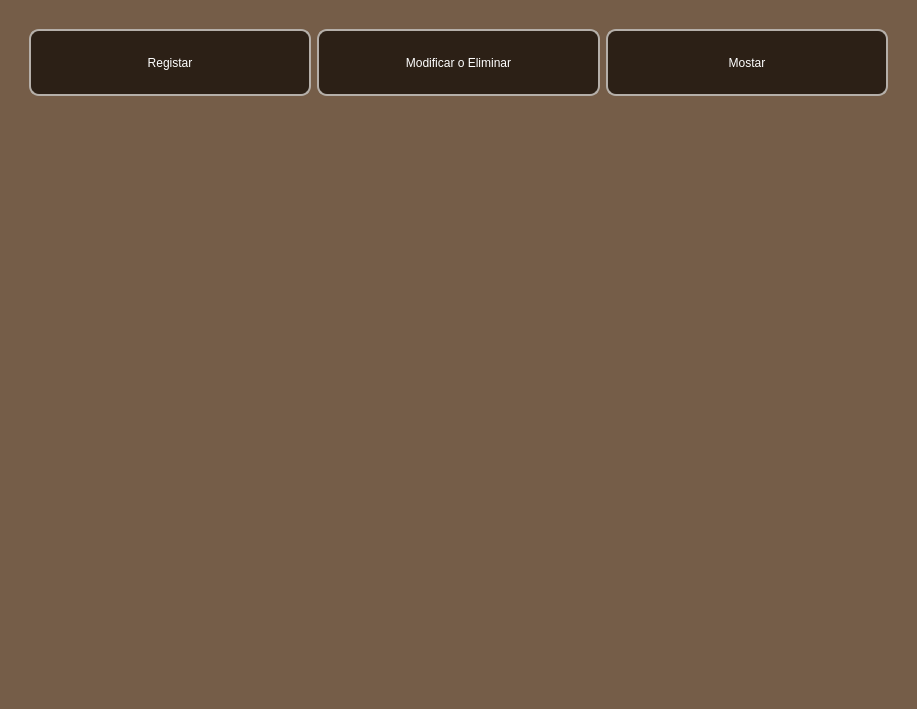
The window that ui/informes.ui (n1enkew/Sistema-de-Empleados) describes before a commit, drawn with Qt 5.
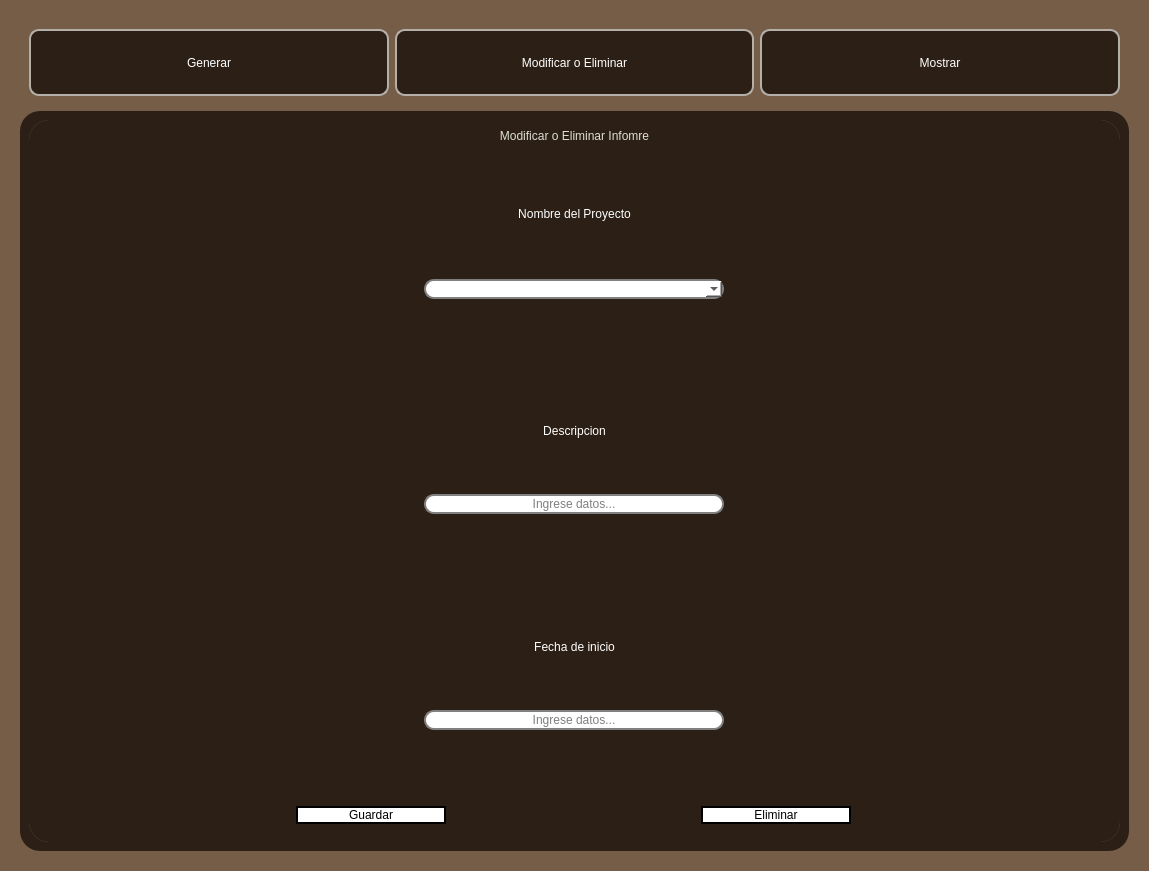
The same window after the commit. The open tabs and pages were chosen to show the change.

Commit message: Refactor UI layouts and widget styles

```diff
--- a/ui/informes.ui
+++ b/ui/informes.ui
@@ -6,8 +6,8 @@
    <rect>
     <x>0</x>
     <y>0</y>
-    <width>917</width>
-    <height>709</height>
+    <width>1149</width>
+    <height>871</height>
    </rect>
   </property>
   <property name="windowTitle">
@@ -39,16 +39,16 @@
        <height>600</height>
       </size>
      </property>
+     <property name="styleSheet">
+      <string notr="true"/>
+     </property>
      <property name="frameShape">
       <enum>QFrame::StyledPanel</enum>
      </property>
      <property name="frameShadow">
       <enum>QFrame::Raised</enum>
      </property>
-     <layout class="QVBoxLayout" name="verticalLayout" stretch="1,6">
-      <property name="leftMargin">
-       <number>9</number>
-      </property>
+     <layout class="QVBoxLayout" name="verticalLayout">
       <item>
        <widget class="QFrame" name="frame_3">
         <property name="sizePolicy">
@@ -105,7 +105,7 @@
         </property>
         <layout class="QHBoxLayout" name="horizontalLayout_2" stretch="1,1,1">
          <item>
-          <widget class="QPushButton" name="registrar">
+          <widget class="QPushButton" name="btn_generar">
            <property name="sizePolicy">
             <sizepolicy hsizetype="Preferred" vsizetype="Preferred">
              <horstretch>0</horstretch>
@@ -113,12 +113,18 @@
             </sizepolicy>
            </property>
            <property name="text">
-            <string>Registar</string>
+            <string>Generar</string>
+           </property>
+           <property name="checkable">
+            <bool>true</bool>
+           </property>
+           <property name="autoExclusive">
+            <bool>false</bool>
            </property>
           </widget>
          </item>
          <item>
-          <widget class="QPushButton" name="modificar_eliminar">
+          <widget class="QPushButton" name="btn_modificar_eliminar">
            <property name="sizePolicy">
             <sizepolicy hsizetype="Preferred" vsizetype="Preferred">
              <horstretch>0</horstretch>
@@ -134,10 +140,16 @@
            <property name="text">
             <string>Modificar o Eliminar</string>
            </property>
+           <property name="checkable">
+            <bool>true</bool>
+           </property>
+           <property name="autoExclusive">
+            <bool>false</bool>
+           </property>
           </widget>
          </item>
          <item>
-          <widget class="QPushButton" name="mostrar">
+          <widget class="QPushButton" name="btn_mostrar">
            <property name="sizePolicy">
             <sizepolicy hsizetype="Preferred" vsizetype="Preferred">
              <horstretch>0</horstretch>
@@ -145,7 +157,13 @@
             </sizepolicy>
            </property>
            <property name="text">
-            <string>Mostar</string>
+            <string>Mostrar</string>
+           </property>
+           <property name="checkable">
+            <bool>true</bool>
+           </property>
+           <property name="autoExclusive">
+            <bool>false</bool>
            </property>
            <property name="default">
             <bool>false</bool>
@@ -160,11 +178,13 @@
       </item>
       <item>
        <widget class="QFrame" name="frame_2">
-        <property name="maximumSize">
-         <size>
-          <width>16777215</width>
-          <height>16777215</height>
-         </size>
+        <property name="styleSheet">
+         <string notr="true">
+
+
+QWidget{
+background-color: rgb(44, 32, 22);
+}</string>
         </property>
         <property name="frameShape">
          <enum>QFrame::StyledPanel</enum>
@@ -172,6 +192,993 @@
         <property name="frameShadow">
          <enum>QFrame::Raised</enum>
         </property>
+        <layout class="QHBoxLayout" name="horizontalLayout_3">
+         <item>
+          <widget class="QStackedWidget" name="stack_informe">
+           <property name="styleSheet">
+            <string notr="true">QStackedWidget{
+background-color: rgb(117, 93, 72);
+border-radius: 20px;
+}
+
+QWidget{
+
+border-radius:20px;
+}
+
+</string>
+           </property>
+           <property name="currentIndex">
+            <number>0</number>
+           </property>
+           <widget class="QWidget" name="registrar">
+            <property name="sizePolicy">
+             <sizepolicy hsizetype="Expanding" vsizetype="Expanding">
+              <horstretch>0</horstretch>
+              <verstretch>0</verstretch>
+             </sizepolicy>
+            </property>
+            <property name="styleSheet">
+             <string notr="true">QLineEdit {
+    border: 2px solid gray;
+    border-radius: 10px;
+    padding: 0 8px;
+    background: white;
+	placeholder-text-color: #767e89;
+}
+
+QLabel{
+color: white;
+font: 600 12pt &quot;Lexend&quot;
+}
+
+QComboBox {
+    border: 2px solid gray;
+    border-radius: 10px;
+    padding: 0 8px;
+    background: white;
+	placeholder-text-color: #767e89;
+}
+</string>
+            </property>
+            <layout class="QVBoxLayout" name="verticalLayout_3">
+             <item>
+              <widget class="QLabel" name="label_3">
+               <property name="styleSheet">
+                <string notr="true">QLabel{
+	color: qlineargradient(spread:pad, x1:0, y1:0, x2:1, y2:0, stop:0 rgba(181, 175, 169, 255), stop:1 rgba(222, 222, 213, 255));
+	
+	font: 900 20pt &quot;Lexend&quot;;	
+}</string>
+               </property>
+               <property name="text">
+                <string>Generar Informe (WIP)</string>
+               </property>
+               <property name="alignment">
+                <set>Qt::AlignCenter</set>
+               </property>
+              </widget>
+             </item>
+             <item>
+              <widget class="QFrame" name="frame_nombre">
+               <property name="sizePolicy">
+                <sizepolicy hsizetype="Preferred" vsizetype="Expanding">
+                 <horstretch>0</horstretch>
+                 <verstretch>0</verstretch>
+                </sizepolicy>
+               </property>
+               <property name="frameShape">
+                <enum>QFrame::StyledPanel</enum>
+               </property>
+               <property name="frameShadow">
+                <enum>QFrame::Raised</enum>
+               </property>
+               <layout class="QVBoxLayout" name="verticalLayout_5">
+                <item>
+                 <widget class="QLabel" name="label">
+                  <property name="sizePolicy">
+                   <sizepolicy hsizetype="Expanding" vsizetype="Fixed">
+                    <horstretch>0</horstretch>
+                    <verstretch>0</verstretch>
+                   </sizepolicy>
+                  </property>
+                  <property name="text">
+                   <string>Seccion</string>
+                  </property>
+                  <property name="textFormat">
+                   <enum>Qt::AutoText</enum>
+                  </property>
+                  <property name="alignment">
+                   <set>Qt::AlignCenter</set>
+                  </property>
+                 </widget>
+                </item>
+                <item>
+                 <widget class="QFrame" name="frame_8">
+                  <property name="sizePolicy">
+                   <sizepolicy hsizetype="Preferred" vsizetype="Fixed">
+                    <horstretch>0</horstretch>
+                    <verstretch>0</verstretch>
+                   </sizepolicy>
+                  </property>
+                  <property name="frameShape">
+                   <enum>QFrame::StyledPanel</enum>
+                  </property>
+                  <property name="frameShadow">
+                   <enum>QFrame::Raised</enum>
+                  </property>
+                  <layout class="QHBoxLayout" name="horizontalLayout_5" stretch="0">
+                   <property name="spacing">
+                    <number>0</number>
+                   </property>
+                   <property name="leftMargin">
+                    <number>0</number>
+                   </property>
+                   <property name="topMargin">
+                    <number>0</number>
+                   </property>
+                   <property name="rightMargin">
+                    <number>0</number>
+                   </property>
+                   <property name="bottomMargin">
+                    <number>0</number>
+                   </property>
+                   <item>
+                    <widget class="QComboBox" name="comboBox_2">
+                     <property name="maximumSize">
+                      <size>
+                       <width>300</width>
+                       <height>30</height>
+                      </size>
+                     </property>
+                    </widget>
+                   </item>
+                  </layout>
+                 </widget>
+                </item>
+               </layout>
+              </widget>
+             </item>
+             <item>
+              <widget class="QFrame" name="frame_desc">
+               <property name="sizePolicy">
+                <sizepolicy hsizetype="Preferred" vsizetype="Expanding">
+                 <horstretch>0</horstretch>
+                 <verstretch>0</verstretch>
+                </sizepolicy>
+               </property>
+               <property name="frameShape">
+                <enum>QFrame::StyledPanel</enum>
+               </property>
+               <property name="frameShadow">
+                <enum>QFrame::Raised</enum>
+               </property>
+               <layout class="QVBoxLayout" name="verticalLayout_6">
+                <item>
+                 <widget class="QLabel" name="label_2">
+                  <property name="sizePolicy">
+                   <sizepolicy hsizetype="Expanding" vsizetype="Fixed">
+                    <horstretch>0</horstretch>
+                    <verstretch>0</verstretch>
+                   </sizepolicy>
+                  </property>
+                  <property name="text">
+                   <string>WIP</string>
+                  </property>
+                  <property name="textFormat">
+                   <enum>Qt::AutoText</enum>
+                  </property>
+                  <property name="alignment">
+                   <set>Qt::AlignCenter</set>
+                  </property>
+                 </widget>
+                </item>
+                <item>
+                 <widget class="QFrame" name="frame_9">
+                  <property name="sizePolicy">
+                   <sizepolicy hsizetype="Preferred" vsizetype="Fixed">
+                    <horstretch>0</horstretch>
+                    <verstretch>0</verstretch>
+                   </sizepolicy>
+                  </property>
+                  <property name="frameShape">
+                   <enum>QFrame::StyledPanel</enum>
+                  </property>
+                  <property name="frameShadow">
+                   <enum>QFrame::Raised</enum>
+                  </property>
+                  <layout class="QHBoxLayout" name="horizontalLayout_6" stretch="0">
+                   <property name="spacing">
+                    <number>0</number>
+                   </property>
+                   <property name="leftMargin">
+                    <number>0</number>
+                   </property>
+                   <property name="topMargin">
+                    <number>0</number>
+                   </property>
+                   <property name="rightMargin">
+                    <number>0</number>
+                   </property>
+                   <property name="bottomMargin">
+                    <number>0</number>
+                   </property>
+                   <item>
+                    <widget class="QLineEdit" name="r_nombre_gerente">
+                     <property name="sizePolicy">
+                      <sizepolicy hsizetype="Preferred" vsizetype="Maximum">
+                       <horstretch>0</horstretch>
+                       <verstretch>0</verstretch>
+                      </sizepolicy>
+                     </property>
+                     <property name="maximumSize">
+                      <size>
+                       <width>300</width>
+                       <height>16777215</height>
+                      </size>
+                     </property>
+                     <property name="styleSheet">
+                      <string notr="true"/>
+                     </property>
+                     <property name="alignment">
+                      <set>Qt::AlignCenter</set>
+                     </property>
+                     <property name="placeholderText">
+                      <string>Ingrese datos...</string>
+                     </property>
+                    </widget>
+                   </item>
+                  </layout>
+                 </widget>
+                </item>
+               </layout>
+              </widget>
+             </item>
+             <item>
+              <widget class="QFrame" name="frame_inicio">
+               <property name="sizePolicy">
+                <sizepolicy hsizetype="Preferred" vsizetype="Expanding">
+                 <horstretch>0</horstretch>
+                 <verstretch>0</verstretch>
+                </sizepolicy>
+               </property>
+               <property name="frameShape">
+                <enum>QFrame::StyledPanel</enum>
+               </property>
+               <property name="frameShadow">
+                <enum>QFrame::Raised</enum>
+               </property>
+               <layout class="QVBoxLayout" name="verticalLayout_11">
+                <item>
+                 <widget class="QLabel" name="label_4">
+                  <property name="sizePolicy">
+                   <sizepolicy hsizetype="Expanding" vsizetype="Fixed">
+                    <horstretch>0</horstretch>
+                    <verstretch>0</verstretch>
+                   </sizepolicy>
+                  </property>
+                  <property name="text">
+                   <string>WIP</string>
+                  </property>
+                  <property name="textFormat">
+                   <enum>Qt::AutoText</enum>
+                  </property>
+                  <property name="alignment">
+                   <set>Qt::AlignCenter</set>
+                  </property>
+                 </widget>
+                </item>
+                <item>
+                 <widget class="QFrame" name="frame_11">
+                  <property name="sizePolicy">
+                   <sizepolicy hsizetype="Preferred" vsizetype="Fixed">
+                    <horstretch>0</horstretch>
+                    <verstretch>0</verstretch>
+                   </sizepolicy>
+                  </property>
+                  <property name="frameShape">
+                   <enum>QFrame::StyledPanel</enum>
+                  </property>
+                  <property name="frameShadow">
+                   <enum>QFrame::Raised</enum>
+                  </property>
+                  <layout class="QHBoxLayout" name="horizontalLayout_10" stretch="0">
+                   <property name="spacing">
+                    <number>0</number>
+                   </property>
+                   <property name="leftMargin">
+                    <number>0</number>
+                   </property>
+                   <property name="topMargin">
+                    <number>0</number>
+                   </property>
+                   <property name="rightMargin">
+                    <number>0</number>
+                   </property>
+                   <property name="bottomMargin">
+                    <number>0</number>
+                   </property>
+                   <item>
+                    <widget class="QLineEdit" name="r_nombre_gerente_2">
+                     <property name="sizePolicy">
+                      <sizepolicy hsizetype="Preferred" vsizetype="Maximum">
+                       <horstretch>0</horstretch>
+                       <verstretch>0</verstretch>
+                      </sizepolicy>
+                     </property>
+                     <property name="maximumSize">
+                      <size>
+                       <width>300</width>
+                       <height>16777215</height>
+                      </size>
+                     </property>
+                     <property name="styleSheet">
+                      <string notr="true"/>
+                     </property>
+                     <property name="alignment">
+                      <set>Qt::AlignCenter</set>
+                     </property>
+                     <property name="placeholderText">
+                      <string>Ingrese datos...</string>
+                     </property>
+                    </widget>
+                   </item>
+                  </layout>
+                 </widget>
+                </item>
+               </layout>
+              </widget>
+             </item>
+             <item>
+              <widget class="QFrame" name="frame_guardar">
+               <property name="sizePolicy">
+                <sizepolicy hsizetype="Preferred" vsizetype="Expanding">
+                 <horstretch>0</horstretch>
+                 <verstretch>0</verstretch>
+                </sizepolicy>
+               </property>
+               <property name="frameShape">
+                <enum>QFrame::StyledPanel</enum>
+               </property>
+               <property name="frameShadow">
+                <enum>QFrame::Raised</enum>
+               </property>
+               <layout class="QVBoxLayout" name="verticalLayout_7">
+                <item>
+                 <widget class="QFrame" name="frame_10">
+                  <property name="frameShape">
+                   <enum>QFrame::StyledPanel</enum>
+                  </property>
+                  <property name="frameShadow">
+                   <enum>QFrame::Raised</enum>
+                  </property>
+                  <layout class="QHBoxLayout" name="horizontalLayout_7">
+                   <item>
+                    <widget class="QPushButton" name="pushButton">
+                     <property name="sizePolicy">
+                      <sizepolicy hsizetype="Preferred" vsizetype="Preferred">
+                       <horstretch>0</horstretch>
+                       <verstretch>0</verstretch>
+                      </sizepolicy>
+                     </property>
+                     <property name="maximumSize">
+                      <size>
+                       <width>150</width>
+                       <height>30</height>
+                      </size>
+                     </property>
+                     <property name="styleSheet">
+                      <string notr="true">QPushButton{
+    border: 2px solid black;
+    border-radius: 10px;
+    padding: 0 8px;
+    background: white;
+font: 400 12pt &quot;Lexend&quot;;
+color: black;
+}
+
+QPushButton:hover{
+background-color: qlineargradient(spread:pad, x1:0, y1:0, x2:1, y2:0, stop:0 rgba(44, 32, 22, 255), stop:1 rgba(181, 175, 169, 255));
+
+}
+
+QPushButton:pressed {
+    background-color: rgb(117, 93, 72); /* El color que quieras al hacer clic */
+    border: 2px solid rgb(44, 32, 22);   /* Opcional: cambiar el borde también */
+}
+</string>
+                     </property>
+                     <property name="text">
+                      <string>Guardar</string>
+                     </property>
+                    </widget>
+                   </item>
+                  </layout>
+                 </widget>
+                </item>
+               </layout>
+              </widget>
+             </item>
+            </layout>
+           </widget>
+           <widget class="QWidget" name="modificar_eliminar">
+            <property name="styleSheet">
+             <string notr="true">QLineEdit {
+    border: 2px solid gray;
+    border-radius: 10px;
+    padding: 0 8px;
+    background: white;
+	placeholder-text-color: #767e89;
+}
+
+QComboBox {
+    border: 2px solid gray;
+    border-radius: 10px;
+    padding: 0 8px;
+    background: white;
+	placeholder-text-color: #767e89;
+}
+
+QPushButton{
+    border: 2px solid black;
+    border-radius: 10px;
+    padding: 0 8px;
+    background: white;
+font: 400 12pt &quot;Lexend&quot;;
+}
+
+QLabel{
+color: white;
+font: 600 12pt &quot;Lexend&quot;
+}
+
+QPushButton:hover{
+background-color: qlineargradient(spread:pad, x1:0, y1:0, x2:1, y2:0, stop:0 rgba(44, 32, 22, 255), stop:1 rgba(181, 175, 169, 255));
+
+}
+
+QPushButton:pressed {
+    background-color: rgb(117, 93, 72); /* El color que quieras al hacer clic */
+    border: 2px solid rgb(44, 32, 22);   /* Opcional: cambiar el borde también */
+}</string>
+            </property>
+            <layout class="QVBoxLayout" name="verticalLayout_10" stretch="0,1,1,1,0">
+             <item>
+              <widget class="QLabel" name="Titulo">
+               <property name="sizePolicy">
+                <sizepolicy hsizetype="Preferred" vsizetype="Expanding">
+                 <horstretch>0</horstretch>
+                 <verstretch>0</verstretch>
+                </sizepolicy>
+               </property>
+               <property name="styleSheet">
+                <string notr="true">QLabel{
+	color: qlineargradient(spread:pad, x1:0, y1:0, x2:1, y2:0, stop:0 rgba(181, 175, 169, 255), stop:1 rgba(222, 222, 213, 255));
+	
+	font: 900 20pt &quot;Lexend&quot;;	
+}</string>
+               </property>
+               <property name="text">
+                <string>Modificar o Eliminar Infomre</string>
+               </property>
+               <property name="alignment">
+                <set>Qt::AlignCenter</set>
+               </property>
+              </widget>
+             </item>
+             <item>
+              <widget class="QFrame" name="FrameBuscar">
+               <property name="sizePolicy">
+                <sizepolicy hsizetype="Preferred" vsizetype="Expanding">
+                 <horstretch>0</horstretch>
+                 <verstretch>0</verstretch>
+                </sizepolicy>
+               </property>
+               <property name="mouseTracking">
+                <bool>false</bool>
+               </property>
+               <property name="autoFillBackground">
+                <bool>false</bool>
+               </property>
+               <property name="frameShape">
+                <enum>QFrame::StyledPanel</enum>
+               </property>
+               <property name="frameShadow">
+                <enum>QFrame::Raised</enum>
+               </property>
+               <layout class="QVBoxLayout" name="verticalLayout_4" stretch="1,0">
+                <property name="spacing">
+                 <number>0</number>
+                </property>
+                <property name="topMargin">
+                 <number>0</number>
+                </property>
+                <property name="bottomMargin">
+                 <number>0</number>
+                </property>
+                <item>
+                 <widget class="QLabel" name="label_5">
+                  <property name="enabled">
+                   <bool>true</bool>
+                  </property>
+                  <property name="sizePolicy">
+                   <sizepolicy hsizetype="Preferred" vsizetype="Fixed">
+                    <horstretch>0</horstretch>
+                    <verstretch>0</verstretch>
+                   </sizepolicy>
+                  </property>
+                  <property name="text">
+                   <string>Nombre del Proyecto</string>
+                  </property>
+                  <property name="alignment">
+                   <set>Qt::AlignBottom|Qt::AlignHCenter</set>
+                  </property>
+                 </widget>
+                </item>
+                <item>
+                 <widget class="QFrame" name="frame_13">
+                  <property name="sizePolicy">
+                   <sizepolicy hsizetype="Preferred" vsizetype="Fixed">
+                    <horstretch>0</horstretch>
+                    <verstretch>0</verstretch>
+                   </sizepolicy>
+                  </property>
+                  <property name="frameShape">
+                   <enum>QFrame::StyledPanel</enum>
+                  </property>
+                  <property name="frameShadow">
+                   <enum>QFrame::Raised</enum>
+                  </property>
+                  <layout class="QHBoxLayout" name="horizontalLayout_12">
+                   <property name="topMargin">
+                    <number>0</number>
+                   </property>
+                   <property name="bottomMargin">
+                    <number>0</number>
+                   </property>
+                   <item>
+                    <widget class="QComboBox" name="comboBox">
+                     <property name="maximumSize">
+                      <size>
+                       <width>300</width>
+                       <height>30</height>
+                      </size>
+                     </property>
+                    </widget>
+                   </item>
+                  </layout>
+                 </widget>
+                </item>
+               </layout>
+              </widget>
+             </item>
+             <item>
+              <widget class="QFrame" name="frame_direccion_2">
+               <property name="sizePolicy">
+                <sizepolicy hsizetype="Preferred" vsizetype="Expanding">
+                 <horstretch>0</horstretch>
+                 <verstretch>0</verstretch>
+                </sizepolicy>
+               </property>
+               <property name="frameShape">
+                <enum>QFrame::StyledPanel</enum>
+               </property>
+               <property name="frameShadow">
+                <enum>QFrame::Raised</enum>
+               </property>
+               <layout class="QVBoxLayout" name="verticalLayout_8">
+                <item>
+                 <widget class="QLabel" name="label_9">
+                  <property name="sizePolicy">
+                   <sizepolicy hsizetype="Expanding" vsizetype="Fixed">
+                    <horstretch>0</horstretch>
+                    <verstretch>0</verstretch>
+                   </sizepolicy>
+                  </property>
+                  <property name="text">
+                   <string>Descripcion</string>
+                  </property>
+                  <property name="textFormat">
+                   <enum>Qt::AutoText</enum>
+                  </property>
+                  <property name="alignment">
+                   <set>Qt::AlignCenter</set>
+                  </property>
+                 </widget>
+                </item>
+                <item>
+                 <widget class="QFrame" name="frame_15">
+                  <property name="sizePolicy">
+                   <sizepolicy hsizetype="Preferred" vsizetype="Fixed">
+                    <horstretch>0</horstretch>
+                    <verstretch>0</verstretch>
+                   </sizepolicy>
+                  </property>
+                  <property name="frameShape">
+                   <enum>QFrame::StyledPanel</enum>
+                  </property>
+                  <property name="frameShadow">
+                   <enum>QFrame::Raised</enum>
+                  </property>
+                  <layout class="QHBoxLayout" name="horizontalLayout_9" stretch="0">
+                   <property name="spacing">
+                    <number>0</number>
+                   </property>
+                   <property name="leftMargin">
+                    <number>0</number>
+                   </property>
+                   <property name="topMargin">
+                    <number>0</number>
+                   </property>
+                   <property name="rightMargin">
+                    <number>0</number>
+                   </property>
+                   <property name="bottomMargin">
+                    <number>0</number>
+                   </property>
+                   <item>
+                    <widget class="QLineEdit" name="m_descripcion">
+                     <property name="sizePolicy">
+                      <sizepolicy hsizetype="Preferred" vsizetype="Maximum">
+                       <horstretch>0</horstretch>
+                       <verstretch>0</verstretch>
+                      </sizepolicy>
+                     </property>
+                     <property name="maximumSize">
+                      <size>
+                       <width>300</width>
+                       <height>16777215</height>
+                      </size>
+                     </property>
+                     <property name="styleSheet">
+                      <string notr="true"/>
+                     </property>
+                     <property name="alignment">
+                      <set>Qt::AlignCenter</set>
+                     </property>
+                     <property name="placeholderText">
+                      <string>Ingrese datos...</string>
+                     </property>
+                    </widget>
+                   </item>
+                  </layout>
+                 </widget>
+                </item>
+               </layout>
+              </widget>
+             </item>
+             <item>
+              <widget class="QFrame" name="frame_fecha_inicio">
+               <property name="sizePolicy">
+                <sizepolicy hsizetype="Preferred" vsizetype="Expanding">
+                 <horstretch>0</horstretch>
+                 <verstretch>0</verstretch>
+                </sizepolicy>
+               </property>
+               <property name="frameShape">
+                <enum>QFrame::StyledPanel</enum>
+               </property>
+               <property name="frameShadow">
+                <enum>QFrame::Raised</enum>
+               </property>
+               <layout class="QVBoxLayout" name="verticalLayout_17">
+                <item>
+                 <widget class="QLabel" name="label_10">
+                  <property name="sizePolicy">
+                   <sizepolicy hsizetype="Expanding" vsizetype="Fixed">
+                    <horstretch>0</horstretch>
+                    <verstretch>0</verstretch>
+                   </sizepolicy>
+                  </property>
+                  <property name="text">
+                   <string>Fecha de inicio</string>
+                  </property>
+                  <property name="textFormat">
+                   <enum>Qt::AutoText</enum>
+                  </property>
+                  <property name="alignment">
+                   <set>Qt::AlignCenter</set>
+                  </property>
+                 </widget>
+                </item>
+                <item>
+                 <widget class="QFrame" name="frame_17">
+                  <property name="sizePolicy">
+                   <sizepolicy hsizetype="Preferred" vsizetype="Fixed">
+                    <horstretch>0</horstretch>
+                    <verstretch>0</verstretch>
+                   </sizepolicy>
+                  </property>
+                  <property name="frameShape">
+                   <enum>QFrame::StyledPanel</enum>
+                  </property>
+                  <property name="frameShadow">
+                   <enum>QFrame::Raised</enum>
+                  </property>
+                  <layout class="QHBoxLayout" name="horizontalLayout_18" stretch="0">
+                   <property name="spacing">
+                    <number>0</number>
+                   </property>
+                   <property name="leftMargin">
+                    <number>0</number>
+                   </property>
+                   <property name="topMargin">
+                    <number>0</number>
+                   </property>
+                   <property name="rightMargin">
+                    <number>0</number>
+                   </property>
+                   <property name="bottomMargin">
+                    <number>0</number>
+                   </property>
+                   <item>
+                    <widget class="QLineEdit" name="m_fecha_inicio">
+                     <property name="sizePolicy">
+                      <sizepolicy hsizetype="Preferred" vsizetype="Maximum">
+                       <horstretch>0</horstretch>
+                       <verstretch>0</verstretch>
+                      </sizepolicy>
+                     </property>
+                     <property name="maximumSize">
+                      <size>
+                       <width>300</width>
+                       <height>16777215</height>
+                      </size>
+                     </property>
+                     <property name="styleSheet">
+                      <string notr="true"/>
+                     </property>
+                     <property name="alignment">
+                      <set>Qt::AlignCenter</set>
+                     </property>
+                     <property name="placeholderText">
+                      <string>Ingrese datos...</string>
+                     </property>
+                    </widget>
+                   </item>
+                  </layout>
+                 </widget>
+                </item>
+               </layout>
+              </widget>
+             </item>
+             <item>
+              <widget class="QFrame" name="FrameUpdate3">
+               <property name="sizePolicy">
+                <sizepolicy hsizetype="Preferred" vsizetype="Expanding">
+                 <horstretch>0</horstretch>
+                 <verstretch>0</verstretch>
+                </sizepolicy>
+               </property>
+               <property name="styleSheet">
+                <string notr="true">QPushButton{
+    border: 2px solid black;
+    border-radius: 10px;
+    padding: 0 8px;
+    background: white;
+font: 400 12pt &quot;Lexend&quot;;
+color: black;
+}
+
+QPushButton:hover{
+background-color: qlineargradient(spread:pad, x1:0, y1:0, x2:1, y2:0, stop:0 rgba(44, 32, 22, 255), stop:1 rgba(181, 175, 169, 255));
+
+}
+
+QPushButton:pressed {
+    background-color: rgb(117, 93, 72); /* El color que quieras al hacer clic */
+    border: 2px solid rgb(44, 32, 22);   /* Opcional: cambiar el borde también */
+}
+</string>
+               </property>
+               <property name="frameShape">
+                <enum>QFrame::StyledPanel</enum>
+               </property>
+               <property name="frameShadow">
+                <enum>QFrame::Raised</enum>
+               </property>
+               <layout class="QHBoxLayout" name="horizontalLayout_8">
+                <item>
+                 <widget class="QPushButton" name="btn_guardar">
+                  <property name="sizePolicy">
+                   <sizepolicy hsizetype="Preferred" vsizetype="Fixed">
+                    <horstretch>0</horstretch>
+                    <verstretch>0</verstretch>
+                   </sizepolicy>
+                  </property>
+                  <property name="maximumSize">
+                   <size>
+                    <width>150</width>
+                    <height>16777215</height>
+                   </size>
+                  </property>
+                  <property name="text">
+                   <string>Guardar</string>
+                  </property>
+                 </widget>
+                </item>
+                <item>
+                 <widget class="QPushButton" name="btn_eliminar_2">
+                  <property name="sizePolicy">
+                   <sizepolicy hsizetype="Preferred" vsizetype="Fixed">
+                    <horstretch>0</horstretch>
+                    <verstretch>0</verstretch>
+                   </sizepolicy>
+                  </property>
+                  <property name="maximumSize">
+                   <size>
+                    <width>150</width>
+                    <height>16777215</height>
+                   </size>
+                  </property>
+                  <property name="text">
+                   <string>Eliminar</string>
+                  </property>
+                 </widget>
+                </item>
+               </layout>
+              </widget>
+             </item>
+            </layout>
+           </widget>
+           <widget class="QWidget" name="mostrar">
+            <property name="styleSheet">
+             <string notr="true">QWidget{
+border-radius:20px;
+}
+
+QTableView{
+background-color: rgb(255, 255, 255);
+}
+
+QLineEdit {
+    border: 2px solid gray;
+    border-radius: 10px;
+    padding: 0 8px;
+    background: white;
+}
+
+QLineEdit {
+    border: 2px solid gray;
+    border-radius: 10px;
+    padding: 0 8px;
+    background: white;
+	placeholder-text-color: #767e89;
+}
+
+QPushButton{
+    border: 2px solid black;
+    border-radius: 10px;
+    padding: 0 8px;
+    background: white;
+font: 400 12pt &quot;Lexend&quot;;
+}
+
+QLabel{
+color: white;
+font: 400 12pt &quot;Lexend&quot;
+}
+
+QPushButton:hover{
+background-color: qlineargradient(spread:pad, x1:0, y1:0, x2:1, y2:0, stop:0 rgba(44, 32, 22, 255), stop:1 rgba(181, 175, 169, 255));
+
+}
+
+QPushButton:pressed {
+    background-color: rgb(117, 93, 72); /* El color que quieras al hacer clic */
+    border: 2px solid rgb(44, 32, 22);   /* Opcional: cambiar el borde también */
+}</string>
+            </property>
+            <layout class="QVBoxLayout" name="verticalLayout_2">
+             <item>
+              <widget class="QLabel" name="label_8">
+               <property name="styleSheet">
+                <string notr="true">QLabel{
+	color: qlineargradient(spread:pad, x1:0, y1:0, x2:1, y2:0, stop:0 rgba(181, 175, 169, 255), stop:1 rgba(222, 222, 213, 255));
+	
+	font: 900 20pt &quot;Lexend&quot;;	
+}</string>
+               </property>
+               <property name="text">
+                <string>Buscar Empleado</string>
+               </property>
+               <property name="alignment">
+                <set>Qt::AlignCenter</set>
+               </property>
+              </widget>
+             </item>
+             <item>
+              <widget class="QLineEdit" name="lineEdit_3">
+               <property name="placeholderText">
+                <string>Buscar empleado...</string>
+               </property>
+              </widget>
+             </item>
+             <item>
+              <widget class="QTableView" name="tableView"/>
+             </item>
+             <item>
+              <widget class="QFrame" name="frame_4">
+               <property name="sizePolicy">
+                <sizepolicy hsizetype="Expanding" vsizetype="Fixed">
+                 <horstretch>0</horstretch>
+                 <verstretch>0</verstretch>
+                </sizepolicy>
+               </property>
+               <property name="styleSheet">
+                <string notr="true">QPushButton{
+    border: 2px solid black;
+    border-radius: 10px;
+    padding: 0 8px;
+    background: white;
+font: 400 12pt &quot;Lexend&quot;;
+color: black;
+}
+
+QPushButton:hover{
+background-color: qlineargradient(spread:pad, x1:0, y1:0, x2:1, y2:0, stop:0 rgba(44, 32, 22, 255), stop:1 rgba(181, 175, 169, 255));
+
+}
+
+QPushButton:pressed {
+    background-color: rgb(117, 93, 72); /* El color que quieras al hacer clic */
+    border: 2px solid rgb(44, 32, 22);   /* Opcional: cambiar el borde también */
+}
+</string>
+               </property>
+               <property name="frameShape">
+                <enum>QFrame::StyledPanel</enum>
+               </property>
+               <property name="frameShadow">
+                <enum>QFrame::Raised</enum>
+               </property>
+               <layout class="QHBoxLayout" name="horizontalLayout_4">
+                <item>
+                 <widget class="QPushButton" name="btn_modificar">
+                  <property name="sizePolicy">
+                   <sizepolicy hsizetype="Expanding" vsizetype="Fixed">
+                    <horstretch>0</horstretch>
+                    <verstretch>0</verstretch>
+                   </sizepolicy>
+                  </property>
+                  <property name="maximumSize">
+                   <size>
+                    <width>16777215</width>
+                    <height>16777215</height>
+                   </size>
+                  </property>
+                  <property name="text">
+                   <string>Modificar</string>
+                  </property>
+                 </widget>
+                </item>
+                <item>
+                 <widget class="QPushButton" name="btn_eliminar">
+                  <property name="sizePolicy">
+                   <sizepolicy hsizetype="Expanding" vsizetype="Expanding">
+                    <horstretch>0</horstretch>
+                    <verstretch>0</verstretch>
+                   </sizepolicy>
+                  </property>
+                  <property name="maximumSize">
+                   <size>
+                    <width>16777215</width>
+                    <height>16777215</height>
+                   </size>
+                  </property>
+                  <property name="text">
+                   <string>Eliminar</string>
+                  </property>
+                 </widget>
+                </item>
+               </layout>
+              </widget>
+             </item>
+            </layout>
+           </widget>
+          </widget>
+         </item>
+        </layout>
        </widget>
       </item>
      </layout>
```
The commit also changes 7 other files.
